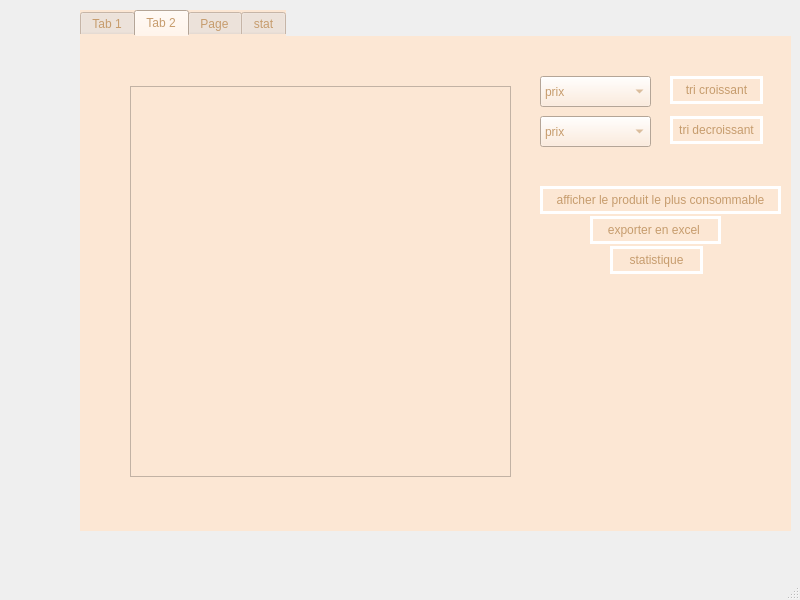
First picture: the form in mainwindow.ui, repository guir0t/Smart-Beauty-Center-2A15, before the edit.
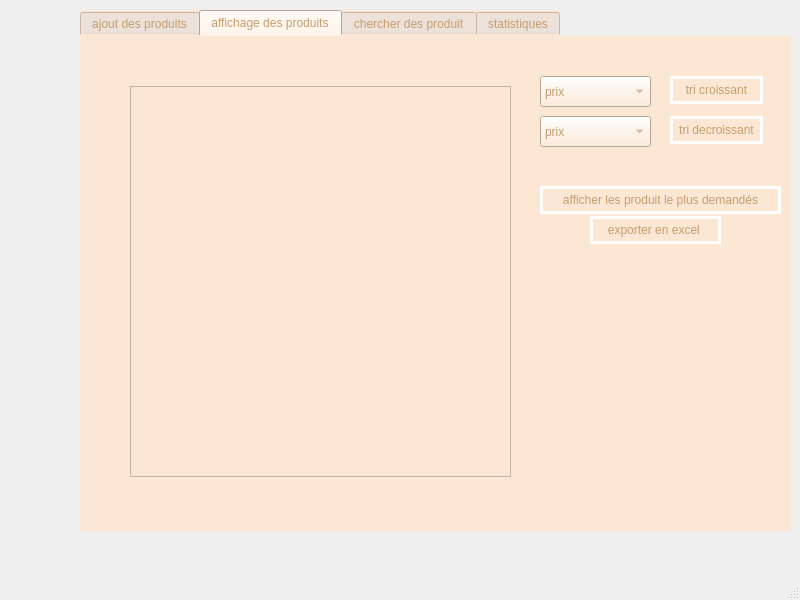
Second picture: the form after the edit. The open tabs and pages were chosen to show the change. Custom widgets are drawn as their Qt base class.

Commit message: module produit termine commit

```diff
--- a/mainwindow.ui
+++ b/mainwindow.ui
@@ -38,7 +38,7 @@
     </property>
     <widget class="QWidget" name="tab">
      <attribute name="title">
-      <string>Tab 1</string>
+      <string>ajout des produits</string>
      </attribute>
      <widget class="QGroupBox" name="groupBox">
       <property name="geometry">
@@ -355,7 +355,7 @@
     </widget>
     <widget class="QWidget" name="tab_2">
      <attribute name="title">
-      <string>Tab 2</string>
+      <string>affichage des produits</string>
      </attribute>
      <widget class="QPushButton" name="pushButton">
       <property name="geometry">
@@ -377,7 +377,7 @@
 }</string>
       </property>
       <property name="text">
-       <string>afficher le produit le plus consommable</string>
+       <string>afficher les produit le plus demandés</string>
       </property>
      </widget>
      <widget class="QPushButton" name="pushButton_exp">
@@ -403,29 +403,6 @@
        <string>exporter en excel </string>
       </property>
      </widget>
-     <widget class="QPushButton" name="pushButton_6">
-      <property name="geometry">
-       <rect>
-        <x>530</x>
-        <y>210</y>
-        <width>93</width>
-        <height>28</height>
-       </rect>
-      </property>
-      <property name="styleSheet">
-       <string notr="true">QPushButton:hover {
-color:#fff;
-border:15px;
-background: rgb(198, 156, 109);
-}
-QPushButton{
- border: 3px solid white;
-}</string>
-      </property>
-      <property name="text">
-       <string>statistique</string>
-      </property>
-     </widget>
      <widget class="QTableView" name="tableView">
       <property name="geometry">
        <rect>
@@ -540,7 +517,7 @@
     </widget>
     <widget class="QWidget" name="tab_3">
      <attribute name="title">
-      <string>Page</string>
+      <string>chercher des produit</string>
      </attribute>
      <widget class="QTableView" name="tableView_2">
       <property name="geometry">
@@ -625,7 +602,7 @@
     </widget>
     <widget class="QWidget" name="tab_4">
      <attribute name="title">
-      <string>stat</string>
+      <string>statistiques</string>
      </attribute>
      <widget class="QWidget" name="widget" native="true">
       <property name="geometry">
```
Left out of the diff: 7 changed lines with no effect on the pictures. The commit also changes 5 other files.
